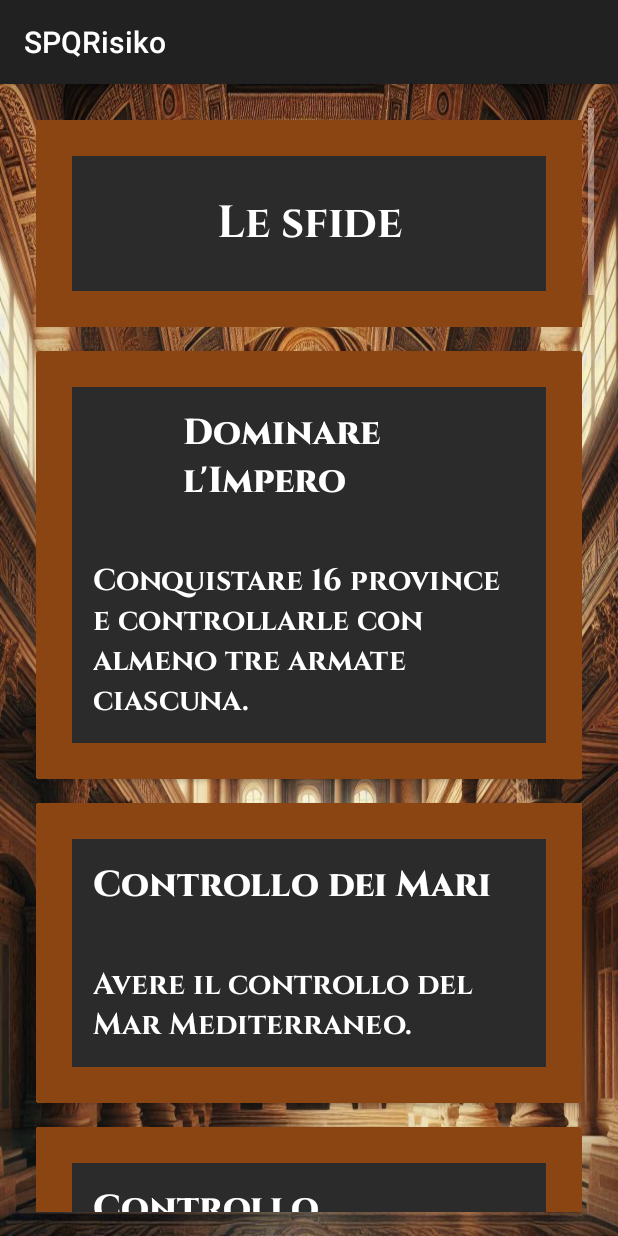
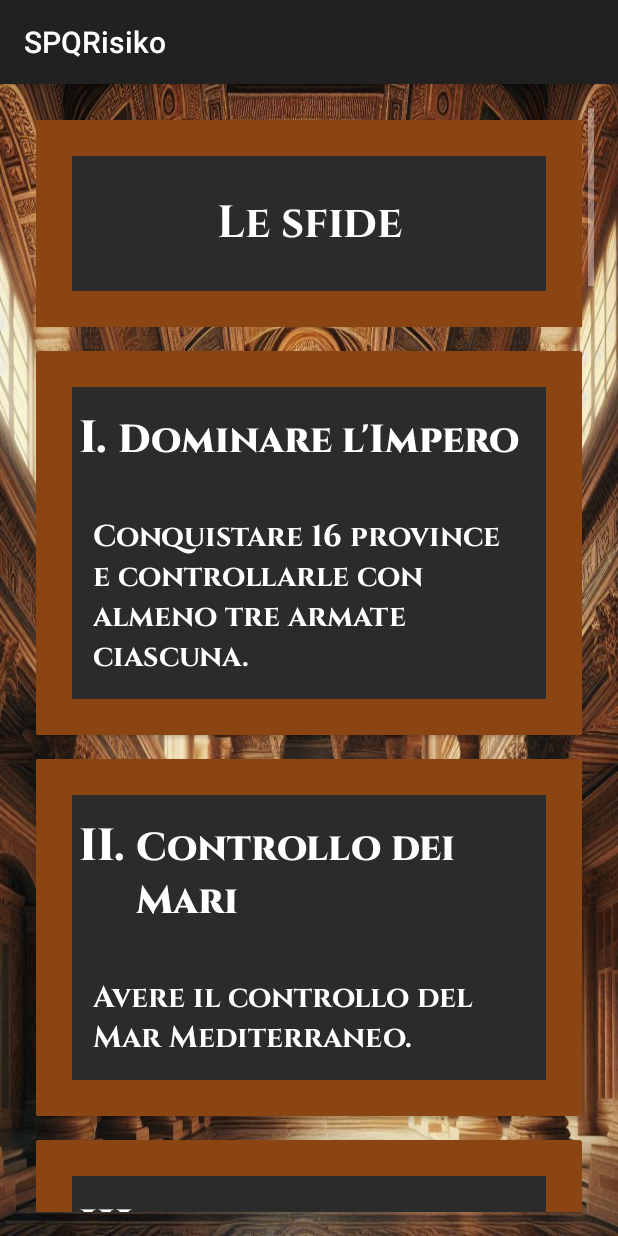
Before and after one commit to rickm01/SPQRisiko, an Android app: the ChallengesListActivity screen opened directly, with no data from a screen before it, on a phone screen of 412 x 824 dp. Run offline under Robolectric (Android 15) with nearby library versions, the phone set to English and light mode, and no system bars.

Commit message:
Addition of numbers in challenges

```diff
--- a/app/src/main/res/layout/activity_challenges_list.xml
+++ b/app/src/main/res/layout/activity_challenges_list.xml
@@ -23,6 +23,7 @@
             android:textColor="@color/white"
             android:textSize="30sp" />
 
+        <!-- CardView I -->
         <androidx.cardview.widget.CardView
             android:layout_width="match_parent"
             android:layout_height="wrap_content"
@@ -39,23 +40,15 @@
 
                 <LinearLayout
                     android:layout_width="match_parent"
-                    android:layout_height="match_parent">
-
+                    android:layout_height="wrap_content"
+                    android:orientation="horizontal">
                     <TextView
-                        style="@style/TitleProvinces"
-                        android:layout_width="30dp"
-                        android:layout_height="30dp"
-                        android:fontFamily="@font/cinzel_extrabold"
-                        android:textColor="@color/white"
+                        style="@style/NumberChallenges"
                         android:text="I."/>
 
                     <TextView
                         android:id="@+id/CT1"
-                        style="@style/TitleProvinces"
-                        android:layout_width="match_parent"
-                        android:layout_height="wrap_content"
-
-                        android:layout_weight="1"
+                        style="@style/TitleChallenges"
                         android:text="@string/CT1_dominate_the_empire" />
                 </LinearLayout>
 
@@ -67,6 +60,7 @@
             </LinearLayout>
         </androidx.cardview.widget.CardView>
 
+        <!-- CardView II -->
         <androidx.cardview.widget.CardView
             android:layout_width="match_parent"
             android:layout_height="wrap_content"
@@ -81,12 +75,19 @@
                 android:background="@drawable/tabula_cerata_background"
                 android:orientation="vertical">
 
+                <LinearLayout
+                    android:layout_width="match_parent"
+                    android:layout_height="wrap_content"
+                    android:orientation="horizontal">
+                    <TextView
+                        style="@style/NumberChallenges"
+                        android:text="II."/>
+
                     <TextView
                         android:id="@+id/CT2"
-                    style="@style/TitleProvinces"
-                    android:layout_width="match_parent"
-                    android:layout_height="wrap_content"
+                        style="@style/TitleChallenges"
                         android:text="@string/CT2_control_the_mediterranean" />
+                </LinearLayout>
 
                 <TextView
                     android:id="@+id/CC2"
@@ -96,6 +97,7 @@
             </LinearLayout>
         </androidx.cardview.widget.CardView>
 
+        <!-- CardView III -->
         <androidx.cardview.widget.CardView
             android:layout_width="match_parent"
             android:layout_height="wrap_content"
@@ -110,12 +112,19 @@
                 android:background="@drawable/tabula_cerata_background"
                 android:orientation="vertical">
 
+                <LinearLayout
+                    android:layout_width="match_parent"
+                    android:layout_height="wrap_content"
+                    android:orientation="horizontal">
+                    <TextView
+                        style="@style/NumberChallenges"
+                        android:text="III."/>
+
                     <TextView
                         android:id="@+id/CT3"
-                    style="@style/TitleProvinces"
-                    android:layout_width="match_parent"
-                    android:layout_height="wrap_content"
+                        style="@style/TitleChallenges"
                         android:text="@string/CT3_control_the_atlantic" />
+                </LinearLayout>
 
                 <TextView
                     android:id="@+id/CC3"
@@ -125,6 +134,7 @@
             </LinearLayout>
         </androidx.cardview.widget.CardView>
 
+        <!-- CardView IV -->
         <androidx.cardview.widget.CardView
             android:layout_width="match_parent"
             android:layout_height="wrap_content"
@@ -139,12 +149,19 @@
                 android:background="@drawable/tabula_cerata_background"
                 android:orientation="vertical">
 
+                <LinearLayout
+                    android:layout_width="match_parent"
+                    android:layout_height="wrap_content"
+                    android:orientation="horizontal">
+                    <TextView
+                        style="@style/NumberChallenges"
+                        android:text="IV."/>
+
                     <TextView
                         android:id="@+id/CT4"
-                    style="@style/TitleProvinces"
-                    android:layout_width="match_parent"
-                    android:layout_height="wrap_content"
+                        style="@style/TitleChallenges"
                         android:text="@string/CT4_roman_legacy" />
+                </LinearLayout>
 
                 <TextView
                     android:id="@+id/CC4"
@@ -154,6 +171,7 @@
             </LinearLayout>
         </androidx.cardview.widget.CardView>
 
+        <!-- CardView V -->
         <androidx.cardview.widget.CardView
             android:layout_width="match_parent"
             android:layout_height="wrap_content"
@@ -168,12 +186,19 @@
                 android:background="@drawable/tabula_cerata_background"
                 android:orientation="vertical">
 
+                <LinearLayout
+                    android:layout_width="match_parent"
+                    android:layout_height="wrap_content"
+                    android:orientation="horizontal">
+                    <TextView
+                        style="@style/NumberChallenges"
+                        android:text="V."/>
+
                     <TextView
                         android:id="@+id/CT5"
-                    style="@style/TitleProvinces"
-                    android:layout_width="match_parent"
-                    android:layout_height="wrap_content"
+                        style="@style/TitleChallenges"
                         android:text="@string/CT5_scipio_africanus" />
+                </LinearLayout>
 
                 <TextView
                     android:id="@+id/CC5"
@@ -183,6 +208,7 @@
             </LinearLayout>
         </androidx.cardview.widget.CardView>
 
+        <!-- CardView VI -->
         <androidx.cardview.widget.CardView
             android:layout_width="match_parent"
             android:layout_height="wrap_content"
@@ -197,12 +223,19 @@
                 android:background="@drawable/tabula_cerata_background"
                 android:orientation="vertical">
 
+                <LinearLayout
+                    android:layout_width="match_parent"
+                    android:layout_height="wrap_content"
+                    android:orientation="horizontal">
+                    <TextView
+                        style="@style/NumberChallenges"
+                        android:text="VI."/>
+
                     <TextView
                         android:id="@+id/CT6"
-                    style="@style/TitleProvinces"
-                    android:layout_width="match_parent"
-                    android:layout_height="wrap_content"
+                        style="@style/TitleChallenges"
                         android:text="@string/CT6_julius_caesar" />
+                </LinearLayout>
 
                 <TextView
                     android:id="@+id/CC6"
@@ -212,6 +245,7 @@
             </LinearLayout>
         </androidx.cardview.widget.CardView>
 
+        <!-- CardView VII -->
         <androidx.cardview.widget.CardView
             android:layout_width="match_parent"
             android:layout_height="wrap_content"
@@ -226,12 +260,19 @@
                 android:background="@drawable/tabula_cerata_background"
                 android:orientation="vertical">
 
+                <LinearLayout
+                    android:layout_width="match_parent"
+                    android:layout_height="wrap_content"
+                    android:orientation="horizontal">
+                    <TextView
+                        style="@style/NumberChallenges"
+                        android:text="VII."/>
+
                     <TextView
                         android:id="@+id/CT7"
-                    style="@style/TitleProvinces"
-                    android:layout_width="match_parent"
-                    android:layout_height="wrap_content"
+                        style="@style/TitleChallenges"
                         android:text="@string/CT7_paella_and_baguette" />
+                </LinearLayout>
 
                 <TextView
                     android:id="@+id/CC7"
@@ -241,6 +282,7 @@
             </LinearLayout>
         </androidx.cardview.widget.CardView>
 
+        <!-- CardView VIII -->
         <androidx.cardview.widget.CardView
             android:layout_width="match_parent"
             android:layout_height="wrap_content"
@@ -255,12 +297,19 @@
                 android:background="@drawable/tabula_cerata_background"
                 android:orientation="vertical">
 
+                <LinearLayout
+                    android:layout_width="match_parent"
+                    android:layout_height="wrap_content"
+                    android:orientation="horizontal">
+                    <TextView
+                        style="@style/NumberChallenges"
+                        android:text="VIII."/>
+
                     <TextView
                         android:id="@+id/CT8"
-                    style="@style/TitleProvinces"
-                    android:layout_width="match_parent"
-                    android:layout_height="wrap_content"
+                        style="@style/TitleChallenges"
                         android:text="@string/CT8_return_of_the_gladiator" />
+                </LinearLayout>
 
                 <TextView
                     android:id="@+id/CC8"
@@ -270,6 +319,7 @@
             </LinearLayout>
         </androidx.cardview.widget.CardView>
 
+        <!-- CardView IX -->
         <androidx.cardview.widget.CardView
             android:layout_width="match_parent"
             android:layout_height="wrap_content"
@@ -284,12 +334,19 @@
                 android:background="@drawable/tabula_cerata_background"
                 android:orientation="vertical">
 
+                <LinearLayout
+                    android:layout_width="match_parent"
+                    android:layout_height="wrap_content"
+                    android:orientation="horizontal">
+                    <TextView
+                        style="@style/NumberChallenges"
+                        android:text="IX."/>
+
                     <TextView
                         android:id="@+id/CT9"
-                    style="@style/TitleProvinces"
-                    android:layout_width="match_parent"
-                    android:layout_height="wrap_content"
+                        style="@style/TitleChallenges"
                         android:text="@string/CT9_mediterranean_islander" />
+                </LinearLayout>
 
                 <TextView
                     android:id="@+id/CC9"
@@ -299,6 +356,7 @@
             </LinearLayout>
         </androidx.cardview.widget.CardView>
 
+        <!-- CardView X -->
         <androidx.cardview.widget.CardView
             android:layout_width="match_parent"
             android:layout_height="wrap_content"
@@ -313,12 +371,19 @@
                 android:background="@drawable/tabula_cerata_background"
                 android:orientation="vertical">
 
+                <LinearLayout
+                    android:layout_width="match_parent"
+                    android:layout_height="wrap_content"
+                    android:orientation="horizontal">
+                    <TextView
+                        style="@style/NumberChallenges"
+                        android:text="X."/>
+
                     <TextView
                         android:id="@+id/CT10"
-                    style="@style/TitleProvinces"
-                    android:layout_width="match_parent"
-                    android:layout_height="wrap_content"
+                        style="@style/TitleChallenges"
                         android:text="@string/CT10_greek_emperor" />
+                </LinearLayout>
 
                 <TextView
                     android:id="@+id/CC10"
@@ -328,6 +393,7 @@
             </LinearLayout>
         </androidx.cardview.widget.CardView>
 
+        <!-- CardView XI -->
         <androidx.cardview.widget.CardView
             android:layout_width="match_parent"
             android:layout_height="wrap_content"
@@ -342,12 +408,19 @@
                 android:background="@drawable/tabula_cerata_background"
                 android:orientation="vertical">
 
+                <LinearLayout
+                    android:layout_width="match_parent"
+                    android:layout_height="wrap_content"
+                    android:orientation="horizontal">
+                    <TextView
+                        style="@style/NumberChallenges"
+                        android:text="XI."/>
+
                     <TextView
                         android:id="@+id/CT11"
-                    style="@style/TitleProvinces"
-                    android:layout_width="match_parent"
-                    android:layout_height="wrap_content"
+                        style="@style/TitleChallenges"
                         android:text="@string/CT11_great_sultan" />
+                </LinearLayout>
 
                 <TextView
                     android:id="@+id/CC11"
@@ -357,6 +430,7 @@
             </LinearLayout>
         </androidx.cardview.widget.CardView>
 
+        <!-- CardView XII -->
         <androidx.cardview.widget.CardView
             android:layout_width="match_parent"
             android:layout_height="wrap_content"
@@ -371,12 +445,19 @@
                 android:background="@drawable/tabula_cerata_background"
                 android:orientation="vertical">
 
+                <LinearLayout
+                    android:layout_width="match_parent"
+                    android:layout_height="wrap_content"
+                    android:orientation="horizontal">
+                    <TextView
+                        style="@style/NumberChallenges"
+                        android:text="XII."/>
+
                     <TextView
                         android:id="@+id/CT12"
-                    style="@style/TitleProvinces"
-                    android:layout_width="match_parent"
-                    android:layout_height="wrap_content"
+                        style="@style/TitleChallenges"
                         android:text="@string/CT12_the_trinity" />
+                </LinearLayout>
 
                 <TextView
                     android:id="@+id/CC12"
@@ -386,6 +467,7 @@
             </LinearLayout>
         </androidx.cardview.widget.CardView>
 
+        <!-- CardView XIII -->
         <androidx.cardview.widget.CardView
             android:layout_width="match_parent"
             android:layout_height="wrap_content"
@@ -400,12 +482,19 @@
                 android:background="@drawable/tabula_cerata_background"
                 android:orientation="vertical">
 
+                <LinearLayout
+                    android:layout_width="match_parent"
+                    android:layout_height="wrap_content"
+                    android:orientation="horizontal">
+                    <TextView
+                        style="@style/NumberChallenges"
+                        android:text="XIII."/>
+
                     <TextView
                         android:id="@+id/CT13"
-                    style="@style/TitleProvinces"
-                    android:layout_width="match_parent"
-                    android:layout_height="wrap_content"
+                        style="@style/TitleChallenges"
                         android:text="@string/CT13_the_pirate" />
+                </LinearLayout>
 
                 <TextView
                     android:id="@+id/CC13"
@@ -415,6 +504,7 @@
             </LinearLayout>
         </androidx.cardview.widget.CardView>
 
+        <!-- CardView XIV -->
         <androidx.cardview.widget.CardView
             android:layout_width="match_parent"
             android:layout_height="wrap_content"
@@ -429,12 +519,19 @@
                 android:background="@drawable/tabula_cerata_background"
                 android:orientation="vertical">
 
+                <LinearLayout
+                    android:layout_width="match_parent"
+                    android:layout_height="wrap_content"
+                    android:orientation="horizontal">
+                    <TextView
+                        style="@style/NumberChallenges"
+                        android:text="XIV."/>
+
                     <TextView
                         android:id="@+id/CT14"
-                    style="@style/TitleProvinces"
-                    android:layout_width="match_parent"
-                    android:layout_height="wrap_content"
+                        style="@style/TitleChallenges"
                         android:text="@string/CT14_the_warlord" />
+                </LinearLayout>
 
                 <TextView
                     android:id="@+id/CC14"
@@ -444,6 +541,7 @@
             </LinearLayout>
         </androidx.cardview.widget.CardView>
 
+        <!-- CardView XV -->
         <androidx.cardview.widget.CardView
             android:layout_width="match_parent"
             android:layout_height="wrap_content"
@@ -458,12 +556,19 @@
                 android:background="@drawable/tabula_cerata_background"
                 android:orientation="vertical">
 
+                <LinearLayout
+                    android:layout_width="match_parent"
+                    android:layout_height="wrap_content"
+                    android:orientation="horizontal">
+                    <TextView
+                        style="@style/NumberChallenges"
+                        android:text="XV."/>
+
                     <TextView
                         android:id="@+id/CT15"
-                    style="@style/TitleProvinces"
-                    android:layout_width="match_parent"
-                    android:layout_height="wrap_content"
+                        style="@style/TitleChallenges"
                         android:text="@string/CT15_mark_antony" />
+                </LinearLayout>
 
                 <TextView
                     android:id="@+id/CC15"
@@ -474,4 +579,5 @@
         </androidx.cardview.widget.CardView>
 
     </LinearLayout>
+
 </ScrollView>
--- a/app/src/main/res/values/styles.xml
+++ b/app/src/main/res/values/styles.xml
@@ -47,9 +47,35 @@
         <item name="android:layout_height">30sp</item>
         <item name="android:layout_gravity">center</item>
         <item name="android:layout_margin">30sp</item>
+    </style>
 
+    <style name="TitleChallenges">
+        <item name="android:textSize">26sp</item>
+        <item name="android:textColor">@color/white</item>
+        <item name="android:fontFamily">@font/cinzel_extrabold</item>
+        <item name="android:layout_marginLeft">8dp</item>
+        <item name="android:layout_marginRight">30dp</item>
+        <item name="android:layout_marginTop">30dp</item>
+        <item name="android:layout_marginBottom">6dp</item>
+        <item name="android:layout_width">0dp</item>
+        <item name="android:layout_height">wrap_content</item>
+        <item name="android:layout_weight">1</item>
+    </style>
+
+    <style name="NumberChallenges">
+        <item name="android:textSize">30sp</item>
+        <item name="android:textColor">@color/white</item>
+        <item name="android:fontFamily">@font/cinzel_extrabold</item>
+        <item name="android:layout_marginTop">30dp</item>
+        <item name="android:layout_marginBottom">6dp</item>
+        <item name="android:layout_width">wrap_content</item>
+        <item name="android:layout_height">30dp</item>
+        <item name="android:layout_gravity">top|start</item>
+        <item name="android:gravity">center</item>
+        <item name="android:layout_marginStart">20sp</item>
 
     </style>
+
     <style name="ContentProvinces">
         <item name="android:layout_width">match_parent</item>
         <item name="android:layout_height">wrap_content</item>
@@ -61,4 +87,5 @@
         <item name="android:layout_marginBottom">6dp</item>
     </style>
 
+
 </resources>
```
Lines whose indentation alone changed are shown as unchanged.
